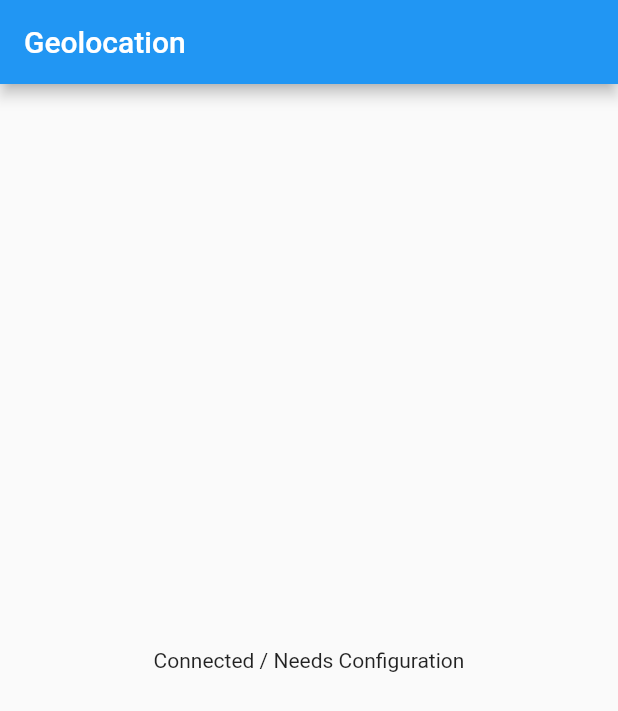
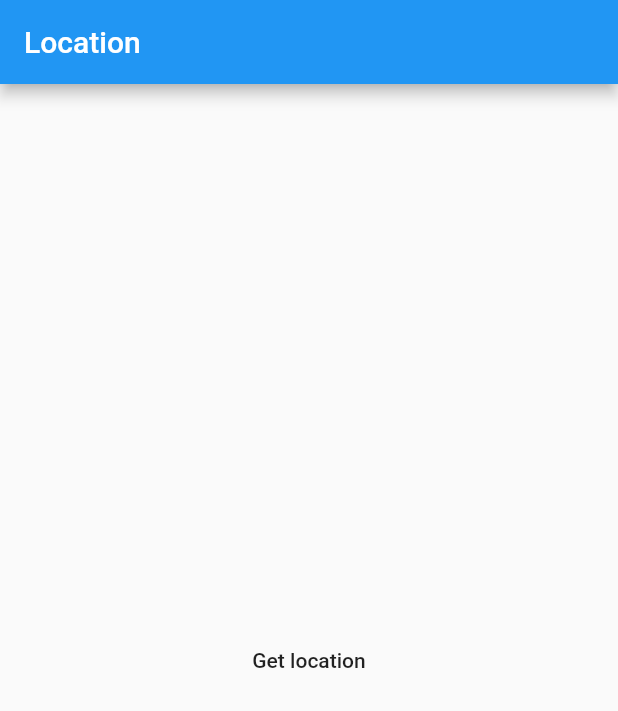
Before and after one commit to carlin010/FlutterBackgroundGeolocation, a Flutter app: the screen it shows after launch, on a phone screen of 412 x 824 dp. Shown: the top 711 px of the screen. Run offline on Flutter 3.47's test engine with Material 2 defaults, Android fonts, the phone set to English and light mode, and no system bars; our stand-ins replace geolocator.

Commit message:
Initial setup of getting current user location

```diff
--- /dev/null
+++ b/lib/home_page.dart
@@ -0,0 +1,51 @@
+import 'package:flutter/material.dart';
+import 'package:flutter/services.dart';
+import 'package:geolocator/geolocator.dart';
+
+class HomePage extends StatefulWidget {
+  @override
+  _HomePageState createState() => _HomePageState();
+}
+
+class _HomePageState extends State<HomePage> {
+  Position _currentPosition;
+
+  @override
+  Widget build(BuildContext context) {
+    return Scaffold(
+      appBar: AppBar(
+        title: Text("Location"),
+      ),
+      body: Center(
+        child: Column(
+          mainAxisAlignment: MainAxisAlignment.center,
+          children: <Widget>[
+            if (_currentPosition != null)
+              Text(
+                  "LAT: ${_currentPosition.latitude}, LNG: ${_currentPosition.longitude}"),
+            FlatButton(
+              child: Text("Get location"),
+              onPressed: () {
+                _getCurrentLocation();
+              },
+            ),
+          ],
+        ),
+      ),
+    );
+  }
+
+  _getCurrentLocation() {
+    final Geolocator geolocator = Geolocator()..forceAndroidLocationManager;
+
+    geolocator
+        .getCurrentPosition(desiredAccuracy: LocationAccuracy.best)
+        .then((Position position) {
+      setState(() {
+        _currentPosition = position;
+      });
+    }).catchError((e) {
+      print(e);
+    });
+  }
+}
--- a/lib/main.dart
+++ b/lib/main.dart
@@ -1,4 +1,6 @@
 import 'package:flutter/material.dart';
+
+import 'home_page.dart';
 
 void main() => runApp(MyApp());
 
@@ -6,15 +8,11 @@ class MyApp extends StatelessWidget {
   @override
   Widget build(BuildContext context) {
     return MaterialApp(
-      title: 'Welcome to Flutter',
-      home: Scaffold(
-        appBar: AppBar(
-          title: Text('Geolocation'),
-        ),
-        body: Center(
-          child: Text('Connected / Needs Configuration'),
-        ),
+      title: 'Flutter Demo',
+      theme: ThemeData(
+        primarySwatch: Colors.blue,
       ),
+      home: HomePage(),
     );
   }
 }
```
Also changed, not shown: 3 other files.
